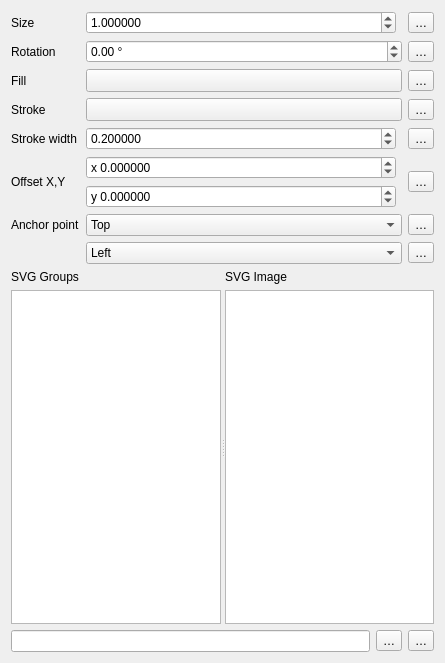
This is src/ui/symbollayer/widget_svgmarker.ui in carsmie/QGIS as Qt 5 draws it before an edit. The edited form follows.
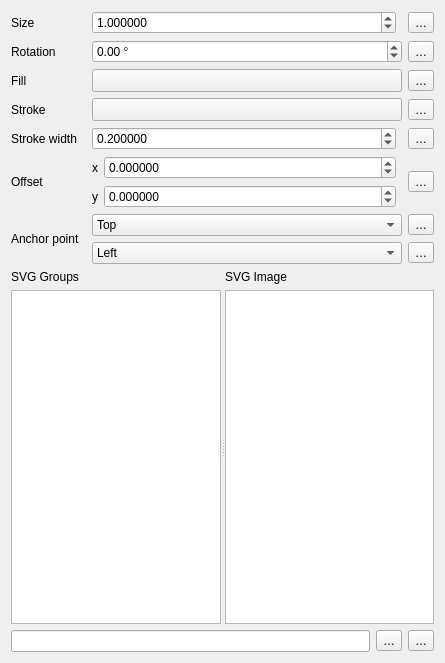
This is the edited form. Custom widgets are drawn as their Qt base class.

Diff of the .ui file:
```diff
--- a/src/ui/symbollayer/widget_svgmarker.ui
+++ b/src/ui/symbollayer/widget_svgmarker.ui
@@ -13,7 +13,7 @@
   <property name="windowTitle">
    <string>Form</string>
   </property>
-  <layout class="QGridLayout" name="gridLayout_2" columnstretch="0,1,0">
+  <layout class="QGridLayout" name="gridLayout_2" columnstretch="0,0,0,0">
    <item row="1" column="0">
     <widget class="QLabel" name="label_3">
      <property name="text">
@@ -21,24 +21,24 @@
      </property>
     </widget>
    </item>
-   <item row="6" column="2">
+   <item row="8" column="3">
     <widget class="QgsPropertyOverrideButton" name="mVerticalAnchorDDBtn">
      <property name="text">
       <string>…</string>
      </property>
     </widget>
    </item>
-   <item row="6" column="0">
+   <item row="8" column="0" rowspan="2">
     <widget class="QLabel" name="mAnchorPointLabel">
      <property name="text">
       <string>Anchor point</string>
      </property>
     </widget>
    </item>
-   <item row="2" column="0">
+   <item row="3" column="0">
     <widget class="QLabel" name="label_6">
      <property name="sizePolicy">
-      <sizepolicy hsizetype="Maximum" vsizetype="Preferred">
+      <sizepolicy hsizetype="Preferred" vsizetype="Preferred">
        <horstretch>0</horstretch>
        <verstretch>0</verstretch>
       </sizepolicy>
@@ -48,7 +48,7 @@
      </property>
     </widget>
    </item>
-   <item row="0" column="1">
+   <item row="0" column="2">
     <layout class="QHBoxLayout" name="horizontalLayout_4">
      <item>
       <widget class="QgsDoubleSpinBox" name="spinSize">
@@ -83,13 +83,14 @@
          <height>0</height>
         </size>
        </property>
+       <property name="focusPolicy">
+        <enum>Qt::StrongFocus</enum>
+       </property>
       </widget>
      </item>
     </layout>
    </item>
-   <item row="1" column="1">
-    <layout class="QHBoxLayout" name="horizontalLayout_7">
-     <item>
+   <item row="1" column="2">
       <widget class="QgsDoubleSpinBox" name="spinAngle">
        <property name="wrapping">
         <bool>true</bool>
@@ -111,16 +112,14 @@
        </property>
       </widget>
      </item>
-    </layout>
-   </item>
-   <item row="4" column="0">
+   <item row="6" column="0">
     <widget class="QLabel" name="mStrokeWidthLabel">
      <property name="text">
       <string>Stroke width</string>
      </property>
     </widget>
    </item>
-   <item row="3" column="0">
+   <item row="5" column="0">
     <widget class="QLabel" name="mStrokeColorLabel">
      <property name="sizePolicy">
       <sizepolicy hsizetype="Maximum" vsizetype="Preferred">
@@ -133,7 +132,7 @@
      </property>
     </widget>
    </item>
-   <item row="8" column="0" colspan="3">
+   <item row="10" column="0" colspan="4">
     <widget class="QSplitter" name="splitter">
      <property name="orientation">
       <enum>Qt::Horizontal</enum>
@@ -224,14 +223,14 @@
      </widget>
     </widget>
    </item>
-   <item row="4" column="2">
+   <item row="6" column="3">
     <widget class="QgsPropertyOverrideButton" name="mStrokeWidthDDBtn">
      <property name="text">
       <string>…</string>
      </property>
     </widget>
    </item>
-   <item row="5" column="2">
+   <item row="7" column="3">
     <widget class="QgsPropertyOverrideButton" name="mOffsetDDBtn">
      <property name="text">
       <string>…</string>
@@ -241,7 +240,7 @@
    <item row="0" column="0">
     <widget class="QLabel" name="label_2">
      <property name="sizePolicy">
-      <sizepolicy hsizetype="MinimumExpanding" vsizetype="Preferred">
+      <sizepolicy hsizetype="Preferred" vsizetype="Preferred">
        <horstretch>0</horstretch>
        <verstretch>0</verstretch>
       </sizepolicy>
@@ -251,23 +250,30 @@
      </property>
     </widget>
    </item>
-   <item row="1" column="2">
+   <item row="1" column="3">
     <widget class="QgsPropertyOverrideButton" name="mAngleDDBtn">
      <property name="text">
       <string>…</string>
      </property>
     </widget>
    </item>
-   <item row="2" column="2">
+   <item row="3" column="3">
     <widget class="QgsPropertyOverrideButton" name="mFillColorDDBtn">
      <property name="text">
       <string>…</string>
      </property>
     </widget>
    </item>
-   <item row="5" column="1">
+   <item row="7" column="2">
     <layout class="QGridLayout" name="gridLayout">
      <item row="0" column="0">
+      <widget class="QLabel" name="label_7">
+       <property name="text">
+        <string>x</string>
+       </property>
+      </widget>
+     </item>
+     <item row="0" column="1">
       <widget class="QgsDoubleSpinBox" name="spinOffsetX">
        <property name="sizePolicy">
         <sizepolicy hsizetype="Minimum" vsizetype="Fixed">
@@ -276,7 +282,7 @@
         </sizepolicy>
        </property>
        <property name="prefix">
-        <string>x </string>
+        <string/>
        </property>
        <property name="decimals">
         <number>6</number>
@@ -293,6 +299,13 @@
       </widget>
      </item>
      <item row="1" column="0">
+      <widget class="QLabel" name="label_8">
+       <property name="text">
+        <string>y</string>
+       </property>
+      </widget>
+     </item>
+     <item row="1" column="1">
       <widget class="QgsDoubleSpinBox" name="spinOffsetY">
        <property name="sizePolicy">
         <sizepolicy hsizetype="Minimum" vsizetype="Fixed">
@@ -301,7 +314,7 @@
         </sizepolicy>
        </property>
        <property name="prefix">
-        <string>y </string>
+        <string/>
        </property>
        <property name="decimals">
         <number>6</number>
@@ -317,9 +330,7 @@
        </property>
       </widget>
      </item>
-     <item row="0" column="1" rowspan="2">
-      <layout class="QHBoxLayout" name="horizontalLayout">
-       <item>
+     <item row="0" column="2" rowspan="2">
         <widget class="QgsUnitSelectionWidget" name="mOffsetUnitWidget" native="true">
          <property name="minimumSize">
           <size>
@@ -327,15 +338,14 @@
            <height>0</height>
           </size>
          </property>
+       <property name="focusPolicy">
+        <enum>Qt::StrongFocus</enum>
+       </property>
         </widget>
        </item>
       </layout>
      </item>
-    </layout>
-   </item>
-   <item row="6" column="1">
-    <layout class="QHBoxLayout" name="horizontalLayout_6">
-     <item>
+   <item row="8" column="2">
       <widget class="QComboBox" name="mVerticalAnchorComboBox">
        <item>
         <property name="text">
@@ -354,11 +364,7 @@
        </item>
       </widget>
      </item>
-    </layout>
-   </item>
-   <item row="2" column="1">
-    <layout class="QHBoxLayout" name="horizontalLayout_3">
-     <item>
+   <item row="3" column="2">
       <widget class="QgsColorButton" name="mChangeColorButton">
        <property name="sizePolicy">
         <sizepolicy hsizetype="Expanding" vsizetype="Fixed">
@@ -383,11 +389,7 @@
        </property>
       </widget>
      </item>
-    </layout>
-   </item>
-   <item row="7" column="1">
-    <layout class="QHBoxLayout" name="horizontalLayout_9">
-     <item>
+   <item row="9" column="2">
       <widget class="QComboBox" name="mHorizontalAnchorComboBox">
        <item>
         <property name="text">
@@ -406,18 +408,14 @@
        </item>
       </widget>
      </item>
-    </layout>
-   </item>
-   <item row="7" column="2">
+   <item row="9" column="3">
     <widget class="QgsPropertyOverrideButton" name="mHorizontalAnchorDDBtn">
      <property name="text">
       <string>…</string>
      </property>
     </widget>
    </item>
-   <item row="3" column="1">
-    <layout class="QHBoxLayout" name="horizontalLayout_8">
-     <item>
+   <item row="5" column="2">
       <widget class="QgsColorButton" name="mChangeStrokeColorButton">
        <property name="sizePolicy">
         <sizepolicy hsizetype="Expanding" vsizetype="Fixed">
@@ -442,16 +440,14 @@
        </property>
       </widget>
      </item>
-    </layout>
-   </item>
-   <item row="5" column="0">
+   <item row="7" column="0">
     <widget class="QLabel" name="label_4">
      <property name="text">
-      <string>Offset X,Y</string>
+      <string>Offset</string>
      </property>
     </widget>
    </item>
-   <item row="4" column="1">
+   <item row="6" column="2">
     <layout class="QHBoxLayout" name="horizontalLayout_5">
      <item>
       <widget class="QgsDoubleSpinBox" name="mStrokeWidthSpinBox">
@@ -489,25 +485,28 @@
          <height>0</height>
         </size>
        </property>
+       <property name="focusPolicy">
+        <enum>Qt::StrongFocus</enum>
+       </property>
       </widget>
      </item>
     </layout>
    </item>
-   <item row="3" column="2">
+   <item row="5" column="3">
     <widget class="QgsPropertyOverrideButton" name="mStrokeColorDDBtn">
      <property name="text">
       <string>…</string>
      </property>
     </widget>
    </item>
-   <item row="0" column="2">
+   <item row="0" column="3">
     <widget class="QgsPropertyOverrideButton" name="mSizeDDBtn">
      <property name="text">
       <string>…</string>
      </property>
     </widget>
    </item>
-   <item row="9" column="0" colspan="2">
+   <item row="11" column="0" colspan="3">
     <layout class="QHBoxLayout" name="horizontalLayout_2">
      <item>
       <widget class="QLineEdit" name="mFileLineEdit"/>
@@ -521,7 +520,7 @@
      </item>
     </layout>
    </item>
-   <item row="9" column="2">
+   <item row="11" column="3">
     <widget class="QgsPropertyOverrideButton" name="mFilenameDDBtn">
      <property name="text">
       <string>…</string>
```
Left out of the diff: 19 changed lines with no effect on the pictures. Lines whose indentation alone changed are shown as unchanged.
